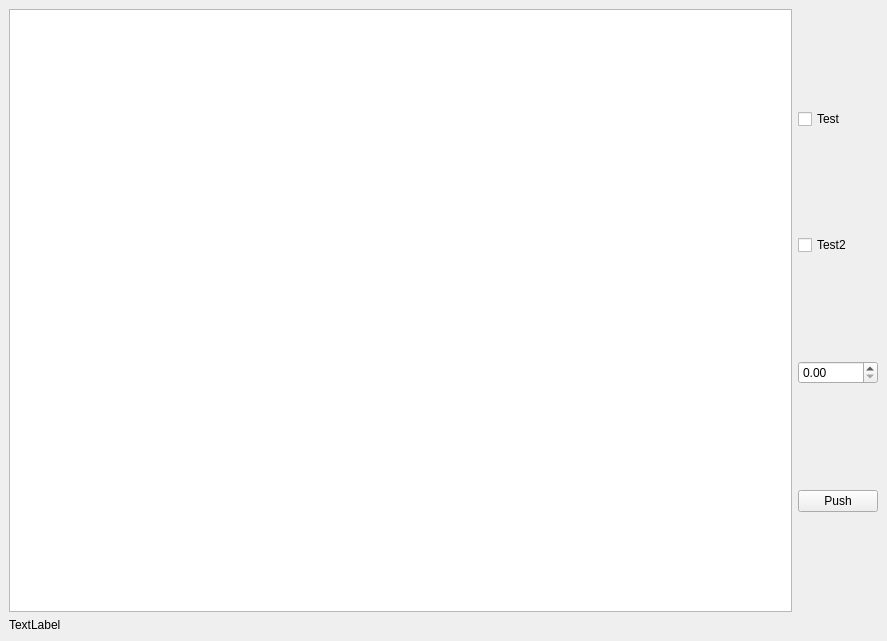
The window that ui/pathfinder.ui (asl-beachbot/pathmaker) describes before a commit, drawn with Qt 5.
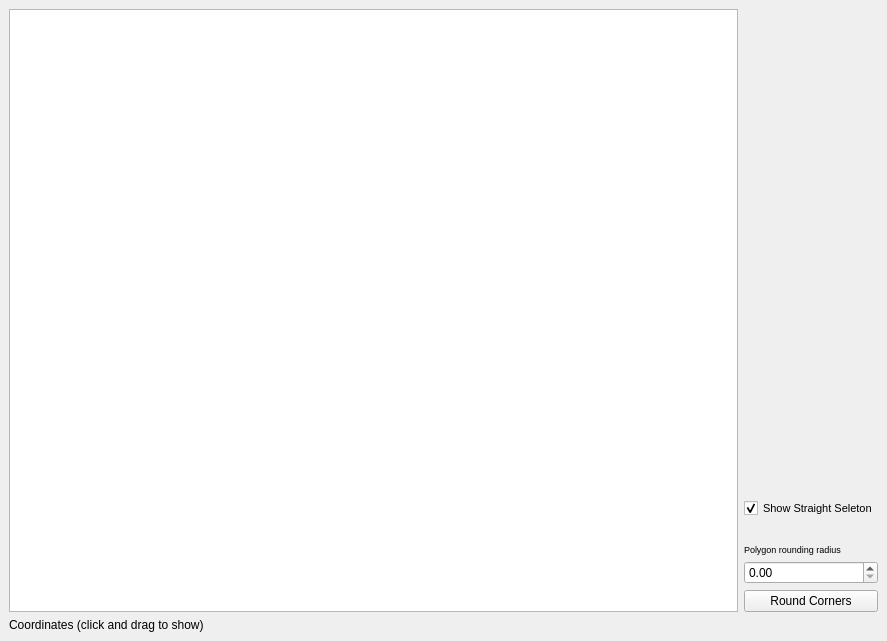
The same window after the commit.

Commit message: added hide/show straight skel option

```diff
--- a/ui/pathfinder.ui
+++ b/ui/pathfinder.ui
@@ -36,26 +36,72 @@
       <item>
        <layout class="QVBoxLayout" name="verticalLayout">
         <item>
-         <widget class="QCheckBox" name="checkBox">
+         <layout class="QVBoxLayout" name="verticalLayout_3">
+          <item>
+           <spacer name="verticalSpacer_2">
+            <property name="orientation">
+             <enum>Qt::Vertical</enum>
+            </property>
+            <property name="sizeHint" stdset="0">
+             <size>
+              <width>20</width>
+              <height>40</height>
+             </size>
+            </property>
+           </spacer>
+          </item>
+          <item>
+           <widget class="QCheckBox" name="ssCheckBox">
+            <property name="font">
+             <font>
+              <pointsize>8</pointsize>
+             </font>
+            </property>
           <property name="text">
-           <string>Test</string>
+             <string>Show Straight Seleton</string>
+            </property>
+            <property name="checked">
+             <bool>true</bool>
           </property>
          </widget>
         </item>
         <item>
-         <widget class="QCheckBox" name="checkBox_2">
+           <spacer name="verticalSpacer">
+            <property name="orientation">
+             <enum>Qt::Vertical</enum>
+            </property>
+            <property name="sizeType">
+             <enum>QSizePolicy::Maximum</enum>
+            </property>
+            <property name="sizeHint" stdset="0">
+             <size>
+              <width>20</width>
+              <height>20</height>
+             </size>
+            </property>
+           </spacer>
+          </item>
+          <item>
+           <widget class="QLabel" name="label">
+            <property name="font">
+             <font>
+              <pointsize>7</pointsize>
+             </font>
+            </property>
           <property name="text">
-           <string>Test2</string>
+             <string>Polygon rounding radius</string>
           </property>
          </widget>
         </item>
         <item>
          <widget class="QDoubleSpinBox" name="doubleSpinBox"/>
         </item>
+         </layout>
+        </item>
         <item>
          <widget class="QPushButton" name="pushButton">
           <property name="text">
-           <string>Push</string>
+           <string>Round Corners</string>
           </property>
          </widget>
         </item>
@@ -68,7 +114,7 @@
       <item>
        <widget class="QLabel" name="mouse_xy">
         <property name="text">
-         <string>TextLabel</string>
+         <string>Coordinates (click and drag to show)</string>
         </property>
        </widget>
       </item>
```
Lines whose indentation alone changed are shown as unchanged. The commit also changes 7 other files.
